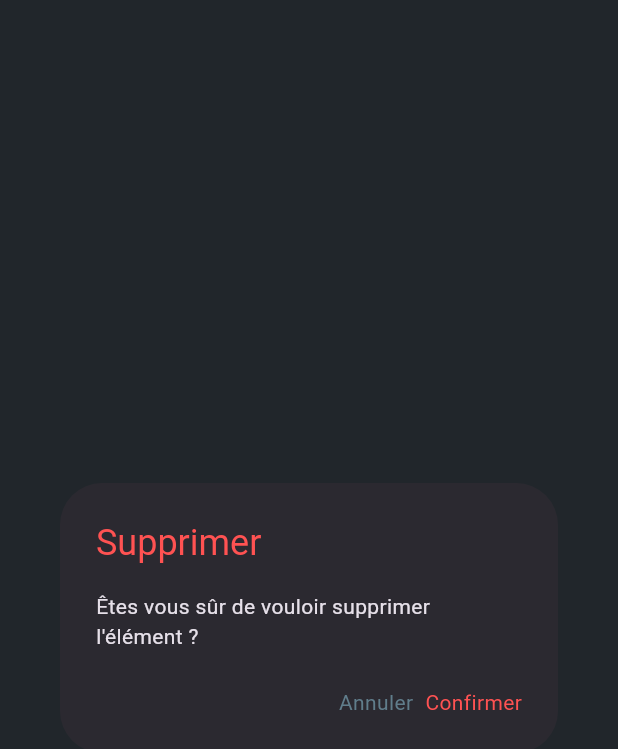
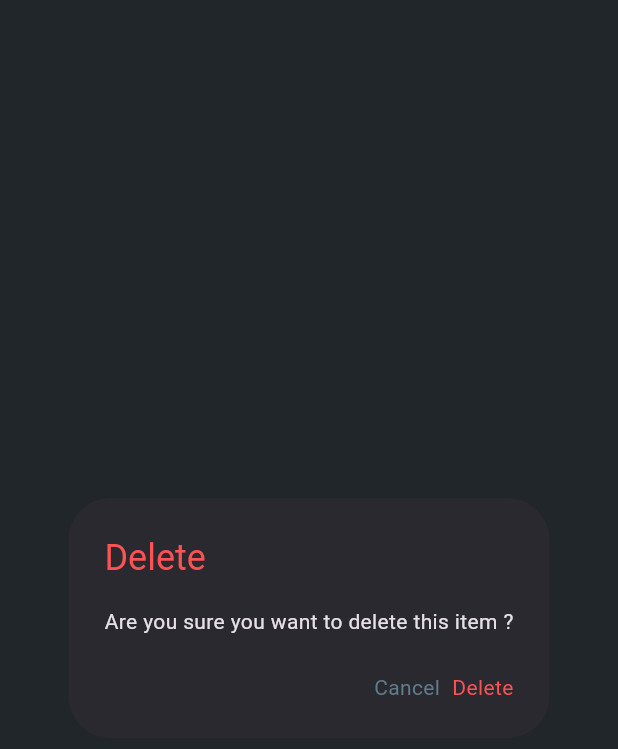
Before and after one commit to arnaud111/flutter_partiel_5al, a Flutter app: the ConfirmDeleteAlert widget shown alone on an empty page, opened directly, on a phone screen of 412 x 824 dp. Shown: the top 749 px of the screen. Run offline on Flutter 3.47's test engine with Material 3 defaults, Android fonts, the phone set to English and light mode, and no system bars; our stand-ins replace bloc, dio, flutter_bloc, image_picker, shared_preferences; accounts and stored records are empty; network calls fail.

```diff
--- a/lib/front/alert/confirm_delete_alert.dart
+++ b/lib/front/alert/confirm_delete_alert.dart
@@ -7,19 +7,19 @@ class ConfirmDeleteAlert extends StatelessWidget {
   Widget build(BuildContext context) {
     return AlertDialog(
       title: const Text(
-        "Supprimer",
+        "Delete",
         style: TextStyle(
           color: Colors.redAccent,
         ),
       ),
       content: const Text(
-        "Êtes vous sûr de vouloir supprimer l'élément ?",
+        "Are you sure you want to delete this item ?",
       ),
       actions: [
         GestureDetector(
           onTap: () => Navigator.pop(context, false),
           child: const Text(
-            "Annuler",
+            "Cancel",
             style: TextStyle(
               color: Colors.blueGrey,
             ),
@@ -28,7 +28,7 @@ class ConfirmDeleteAlert extends StatelessWidget {
         GestureDetector(
           onTap: () => Navigator.pop(context, true),
           child: const Text(
-            "Confirmer",
+            "Delete",
             style: TextStyle(
               color: Colors.redAccent,
             ),
--- a/lib/front/screen/edit_post_screen.dart
+++ b/lib/front/screen/edit_post_screen.dart
@@ -46,7 +46,7 @@ class _EditPostScreenState extends State<EditPostScreen> {
   Widget build(BuildContext context) {
     return Scaffold(
       appBar: AppBar(
-        title: const Text("Modifier"),
+        title: const Text("Edit"),
       ),
       body: BlocBuilder<PostManagementBloc, PostManagementState>(
         builder: (context, state) {
```
Also changed, not shown: lib/front/post/comment_item.dart (+55 -0 lines).
